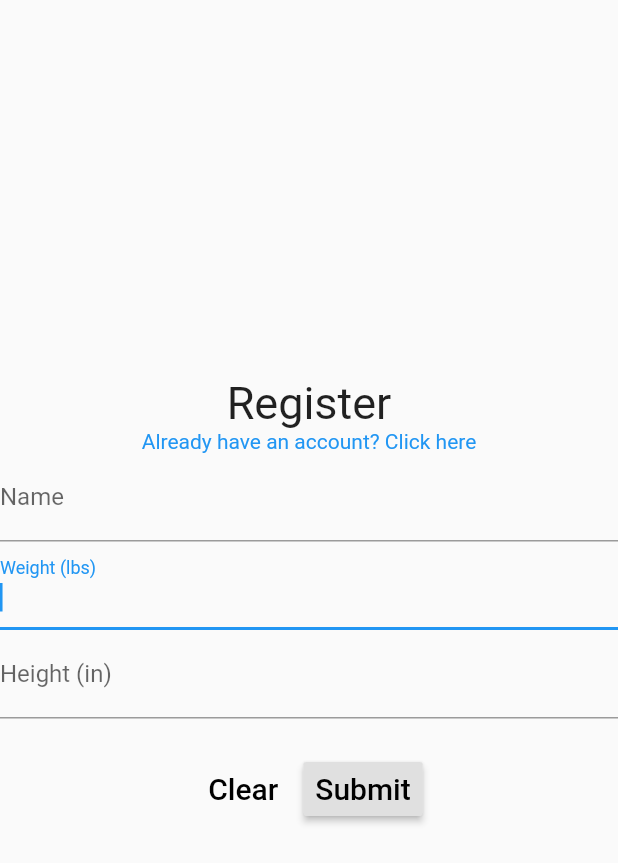
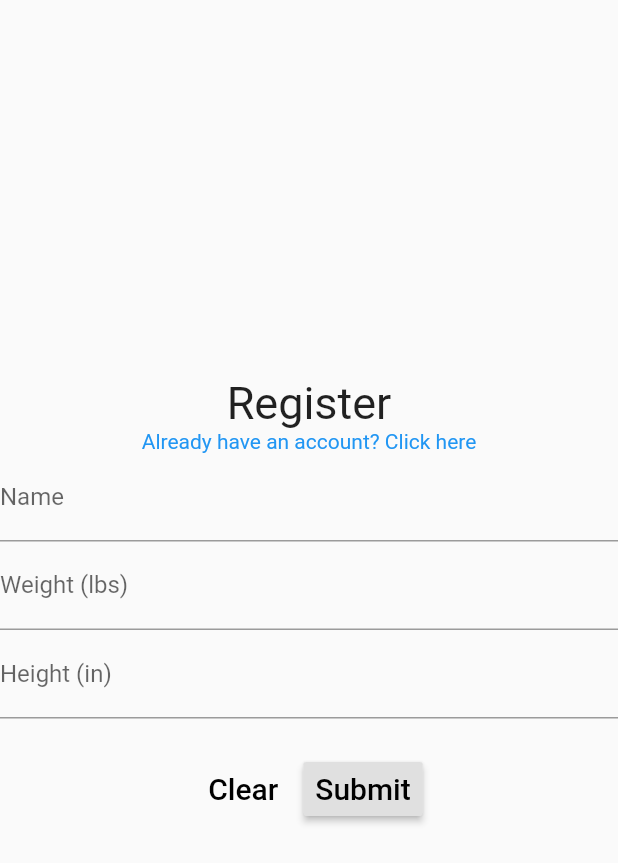
Before and after one commit to samderanova/NutraFlex, a Flutter app: the screen it shows after launch, after a tap on "Click here to start >", on a phone screen of 412 x 824 dp. Shown: the top 863 px of the screen. Run offline on Flutter 3.47's test engine with Material 2 defaults, Android fonts, the phone set to English and light mode, and no system bars; our stand-ins replace flutter_secure_storage.

Commit message:
adding page templates

```diff
--- a/lib/main.dart
+++ b/lib/main.dart
@@ -1,5 +1,15 @@
 import 'package:flutter/material.dart';
-import 'package:flutter/services.dart';
+import './widgets/form.dart';
+
+
+/*
+NOTE!!!!
+
+Just a reminder, if you want to convert a widget from stateless to stateful,
+you can put your cursor directly over the word "StatelessWidget" or
+"StatefulWidget", press ctrl + '.', and click "Convert to ____".
+
+*/
 
 void main() {
   runApp(MyApp());
@@ -81,66 +91,9 @@ class _RegisterOrLoginState extends State<RegisterOrLogin> {
                 ),
               ),
             ),
-            Form(
-              child: Column(
-                children: [
-                  TextFormField(
-                    decoration: InputDecoration(
-                      labelText: 'Name',
-                    ),
-                  ),
-                  TextFormField(
-                    decoration: InputDecoration(
-                      labelText: 'Weight (lbs)',
-                    ),
-                    keyboardType: TextInputType.number,
-                    autocorrect: true,
-                    autofocus: true,
-                  ),
-                  TextFormField(
-                    decoration: InputDecoration(labelText: 'Height (in)'),
-                    keyboardType: TextInputType.number,
-                    inputFormatters: [
-                      FilteringTextInputFormatter.deny(RegExp(r'[\D]')),
-                    ],
-                  ),
-                  // Implement unit converter
-                  Row(
-                    children: [
-                      Container(
-                        child: ButtonBar(
-                          children: [
-                            FlatButton(
-                              child: Text(
-                                'Clear',
-                                style: TextStyle(fontSize: 20),
-                              ),
-                              onPressed: () {},
-                            ),
-                            RaisedButton(
-                              child: Text(
-                                'Submit',
-                                style: TextStyle(fontSize: 20),
-                              ),
-                              onPressed: () {
-                                Navigator.push(
-                                  context,
-                                  MaterialPageRoute(
-                                    builder: (context) => Home(),
-                                  ),
-                                );
-                              },
-                            ),
-                          ],
-                        ),
-                        margin: EdgeInsets.all(15),
-                      ),
-                    ],
-                    mainAxisAlignment: MainAxisAlignment.center,
-                  )
-                ],
-              ),
-            )
+
+            // Input form for user
+            CustomForm(),
           ],
           mainAxisAlignment: MainAxisAlignment.center,
           mainAxisSize: MainAxisSize.max,
--- /dev/null
+++ b/lib/services/storage.dart
@@ -0,0 +1,17 @@
+import 'package:flutter_secure_storage/flutter_secure_storage.dart';
+
+class SecureStorage {
+  final _storage = FlutterSecureStorage();
+
+  Future writeSecureData(String key, String value) async {
+    return await _storage.write(key: key, value: value);
+  }
+
+  Future readSecureData(String key) async {
+    return await _storage.read(key: key);
+  }
+
+  Future deleteSecureData(String key) async {
+    return await _storage.delete(key: key);
+  }
+}
--- /dev/null
+++ b/lib/widgets/form.dart
@@ -0,0 +1,99 @@
+import 'package:flutter/material.dart';
+import '../services/storage.dart';
+import '../main.dart';
+
+class CustomForm extends StatefulWidget {
+  @override
+  _CustomFormState createState() => _CustomFormState();
+}
+
+class _CustomFormState extends State<CustomForm> {
+  final _formKey = GlobalKey<FormState>();
+  final SecureStorage secureStorage = SecureStorage();
+  final nameController = TextEditingController();
+  final heightController = TextEditingController();
+  final weightController = TextEditingController();
+
+  @override
+  Widget build(BuildContext context) {
+    return Form(
+      key: _formKey,
+      child: Column(
+        children: [
+          TextFormField(
+            controller: nameController,
+            decoration: InputDecoration(labelText: 'Name'),
+            validator: (value) {
+              if (value.isEmpty) {
+                return 'Please enter a name!';
+              }
+              return null;
+            },
+          ),
+          TextFormField(
+            controller: weightController,
+            decoration: InputDecoration(labelText: 'Weight (lbs)'),
+            keyboardType: TextInputType.number,
+            validator: (value) {
+              if (value.isEmpty) {
+                return 'Please enter a weight!';
+              }
+              return null;
+            },
+          ),
+          TextFormField(
+            controller: heightController,
+            decoration: InputDecoration(labelText: 'Height (in)'),
+            keyboardType: TextInputType.number,
+            validator: (value) {
+              if (value.isEmpty) {
+                return 'Please enter a height!';
+              }
+              return null;
+            },
+          ),
+          // Implement unit converter
+          Row(
+            children: [
+              Container(
+                child: ButtonBar(
+                  children: [
+                    FlatButton(
+                      child: Text(
+                        'Clear',
+                        style: TextStyle(fontSize: 20),
+                      ),
+                      onPressed: () {},
+                    ),
+                    RaisedButton(
+                      child: Text(
+                        'Submit',
+                        style: TextStyle(fontSize: 20),
+                      ),
+                      onPressed: () {
+                        if (_formKey.currentState.validate()) {
+                          // secureStorage.writeSecureData(
+                           //   'name', nameController.text);
+                          // print(nameController.text);
+
+                          Navigator.push(
+                            context,
+                            MaterialPageRoute(
+                              builder: (context) => Home(),
+                            ),
+                          );
+                        }
+                      },
+                    ),
+                  ],
+                ),
+                margin: EdgeInsets.all(15),
+              ),
+            ],
+            mainAxisAlignment: MainAxisAlignment.center,
+          )
+        ],
+      ),
+    );
+  }
+}
--- a/pubspec.yaml
+++ b/pubspec.yaml
@@ -23,9 +23,7 @@ environment:
 dependencies:
   flutter:
     sdk: flutter
-  firebase_core: "^0.7.0"
-  firebase_auth: "^0.20.0+1"
-  google_sign_in: "^4.5.9"
+  flutter_secure_storage: "^3.3.5"
 
 
   # The following adds the Cupertino Icons font to your application.
```
Also changed, not shown: pubspec.lock, 1 other file.
